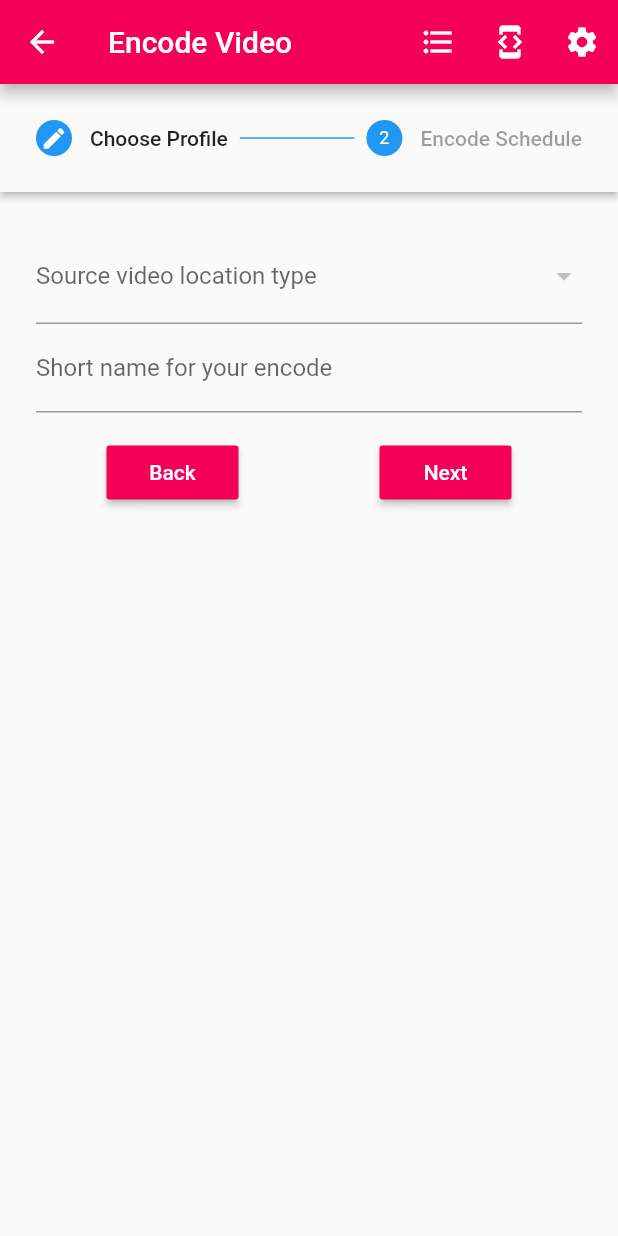
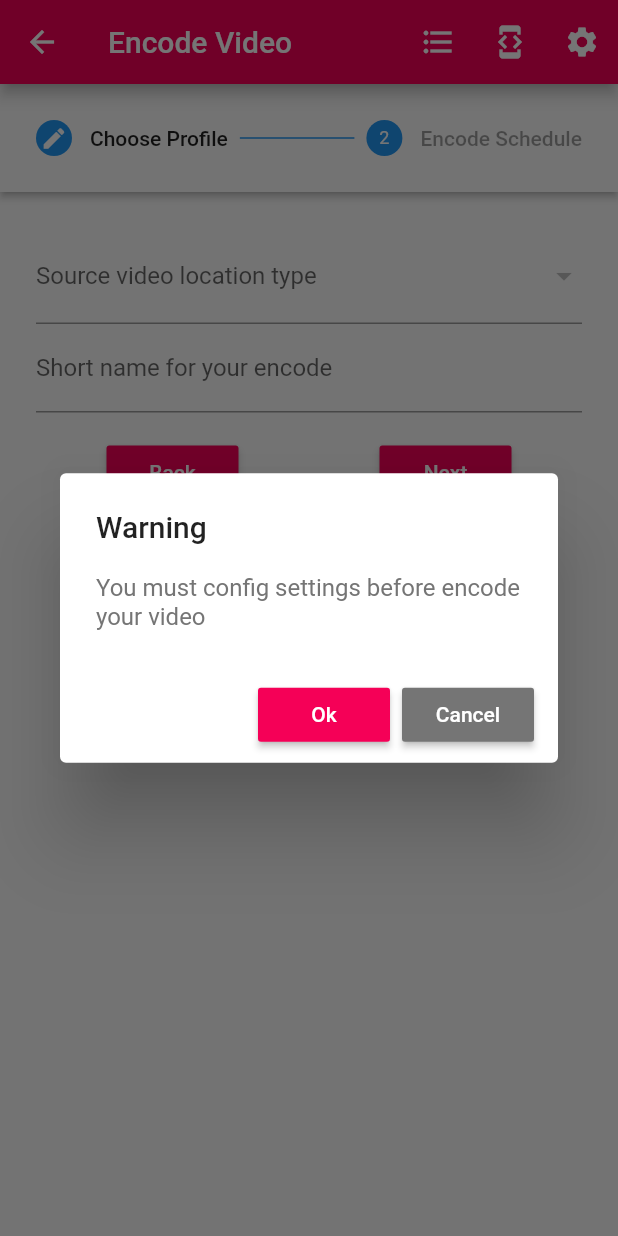
Before and after one commit to Ngoni-Sama/tiledmedia, a Flutter app: the Encode screen opened by its route, after a tap on the "developer mode" icon, on a phone screen of 412 x 824 dp. Run offline on Flutter 3.47's test engine with Material 2 defaults, Android fonts, the phone set to English and light mode, and no system bars; our stand-ins replace shared_preferences; missing offline and left inert: dart:html; accounts and stored records are empty.

Commit message:
add settings

```diff
--- a/lib/data/models/setting.model.dart
+++ b/lib/data/models/setting.model.dart
@@ -15,7 +15,7 @@ class Setting {
   }
 
   isConfigured() {
-    return customerID != '' && apiAuthToken != '' && xAPIKey != null;
+    return customerID != null && apiAuthToken != '' && xAPIKey != '';
   }
 
   saveSetting(int customerID, String apiAuthToken, String xAPIKey) async {
--- a/lib/screens/setting_dialog/setting_dialog.dart
+++ b/lib/screens/setting_dialog/setting_dialog.dart
@@ -83,7 +83,7 @@ class _SettingDialogState extends State<SettingDialog> {
                   }
                   return null;
                 },
-                initialValue: setting.customerID.toString(),
+                initialValue: setting.customerID != null ? setting.customerID.toString() : '',
                 keyboardType: TextInputType.text,
                 decoration: InputDecoration(labelText: 'Customer ID'),
                 onSaved: (val) => setState(() => customerID = int.tryParse(val)),
--- a/lib/widgets/appbar_layout/appbar_layout.dart
+++ b/lib/widgets/appbar_layout/appbar_layout.dart
@@ -1,5 +1,9 @@
 import 'package:flutter/material.dart';
 import 'package:tiledmedia/screens/setting_dialog/setting_dialog.dart';
+import 'package:tiledmedia/util/globals.dart';
+import 'package:tiledmedia/util/theme.dart';
+import 'package:tiledmedia/widgets/default_button/index.dart';
+import 'package:tiledmedia/widgets/primary_button/index.dart';
 
 class AppBarLayout extends AppBar {
   final String appBarTitle;
@@ -28,7 +32,40 @@ class AppBarLayout extends AppBar {
             new IconButton(
               icon: new Icon(Icons.developer_mode, color: Colors.white),
               onPressed: () {
-                Navigator.of(context).pushNamed('encode');
+                if (!Globals.setting.isConfigured()) {
+                  showDialog(
+                    context: context,
+                    builder: (context) => new AlertDialog(
+                      title: Text('Warning'),
+                      content: Container(
+                        child: Column(
+                          mainAxisSize: MainAxisSize.min,
+                          children: <Widget>[
+                            Text('You must config settings before encode your video', style: TextStyle(color: AppColors.defaultColor)),
+                          ],
+                        ),
+                      ),
+                      actions: <Widget>[
+                        PrimaryButton(buttonName: 'Ok', onPressed: () {
+                          Navigator.of(context).pop();
+                          showDialog(
+                            context: context,
+                            builder: (context) => SettingDialog(),
+                          );
+                        }),
+                        Padding(
+                          padding: EdgeInsets.only(right: 8),
+                          child: DefaultButton(
+                            buttonName: 'Cancel',
+                            onPressed: () => Navigator.of(context).pop(),
+                          ),
+                        ),
+                      ],
+                    ),
+                  );
+                } else {
+                  Navigator.of(context).pushNamed('encode');
+                }
               },
               tooltip: 'Encode',
             ),
```
